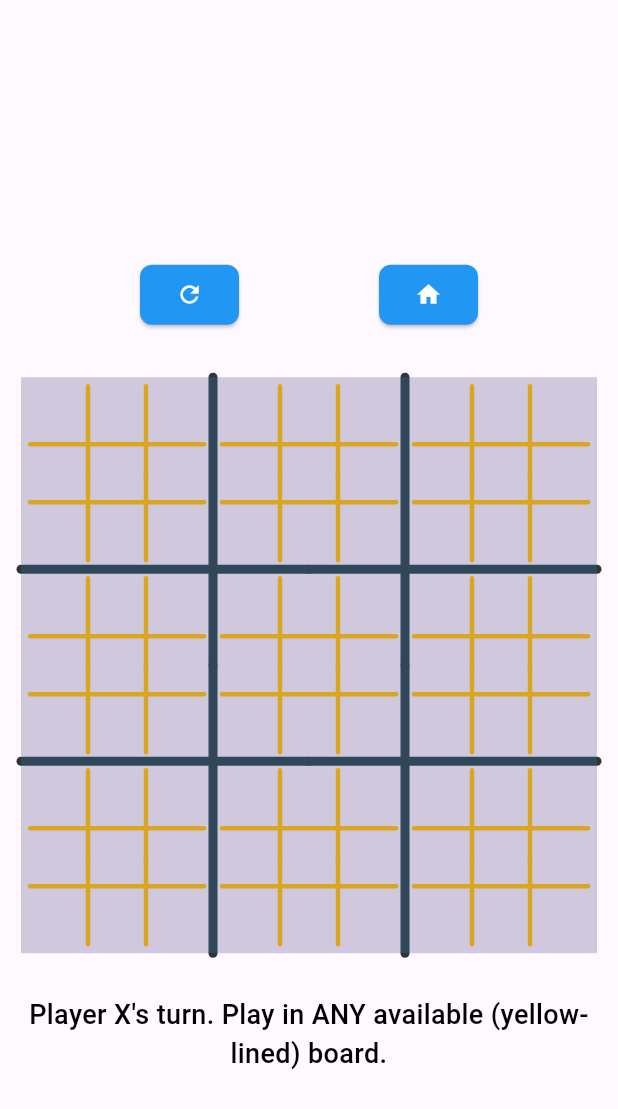
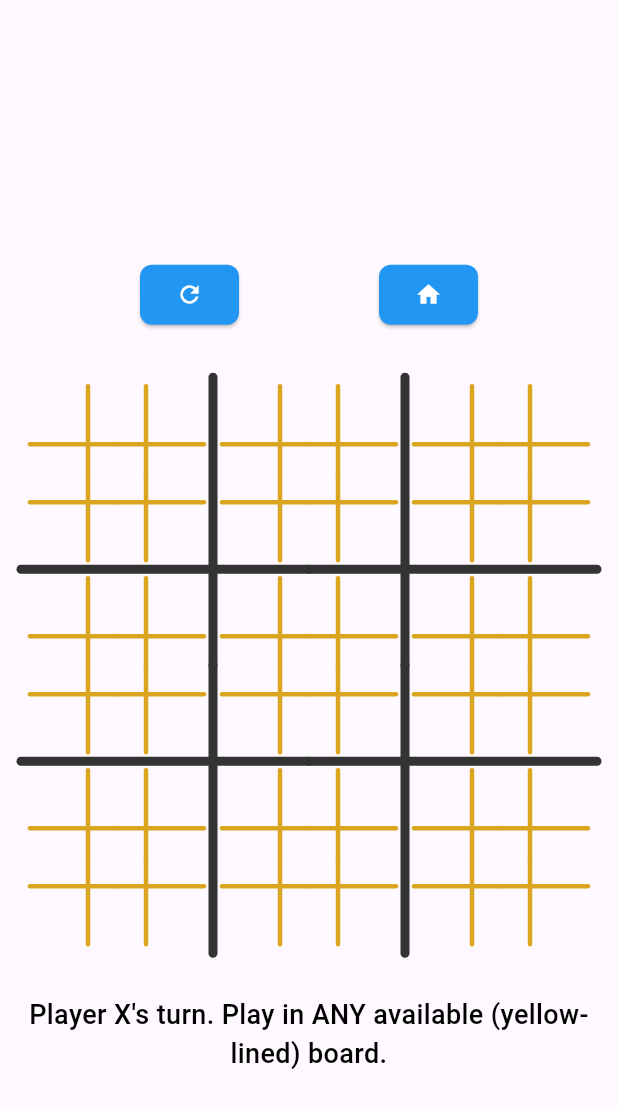
Before and after one commit to Suyash23/upgraded-palm-tree, a Flutter app: the HomeScreen screen opened by its route, on a phone screen of 412 x 824 dp. Shown: the top 1109 px of the screen. Run offline on Flutter 3.47's test engine with Material 3 defaults, Android fonts, the phone set to English and light mode, and no system bars.

Commit message:
Revert: Remove diagnostic changes from SuperBoardWidget
This commit reverts recent diagnostic changes made to SuperBoardWidget.dart
in an attempt to understand layout and clipping issues.

The following have been removed/reverted:
- Diagnostic background colors (red and blue Containers).
- The SizedBox wrapper around GridView.builder.
- The clipBehavior: Clip.hardEdge property from the main Stack.
- (Previous reverts also undid a Transform.translate on GridView.builder).

The SuperBoardWidget's build method structure for the main board display
is now restored to:
AspectRatio -> CustomPaint(painter: SuperGridPainter) -> GridView.builder

This is part of an effort to roll back to a less problematic state
as per your feedback, before attempting further fixes for the reported
clipping of the bottom row of mini-grids.

```diff
--- a/lib/widgets/super_board_widget.dart
+++ b/lib/widgets/super_board_widget.dart
@@ -209,22 +209,15 @@ class _SuperBoardWidgetState extends State<SuperBoardWidget>
         // These should already be correctly accessed in the original code.
 
         return Stack(
-          clipBehavior: Clip.hardEdge,
+          // clipBehavior: Clip.hardEdge, // Removed
           children: [
             AspectRatio(
               aspectRatio: 1.0,
-              child: Container(
-                color: Colors.red.withOpacity(0.2),
               child: CustomPaint(
                 painter: SuperGridPainter(
                   progress: _mainGridAnimation.value,
                   gridColor: scheme.superGridColor,
                 ),
-                  child: Container(
-                    color: Colors.blue.withOpacity(0.2),
-                    child: SizedBox(
-                      width: currentBoardSize.width,
-                      height: currentBoardSize.height,
                 child: GridView.builder(
                   physics: const NeverScrollableScrollPhysics(),
                   gridDelegate: const SliverGridDelegateWithFixedCrossAxisCount(crossAxisCount: 3),
@@ -242,9 +235,6 @@ class _SuperBoardWidgetState extends State<SuperBoardWidget>
                       ),
                     );
                   },
-                      ),
-                    ),
-                  ),
                 ),
               ),
             ), // Comma after AspectRatio widget
```
Lines whose indentation alone changed are shown as unchanged.
